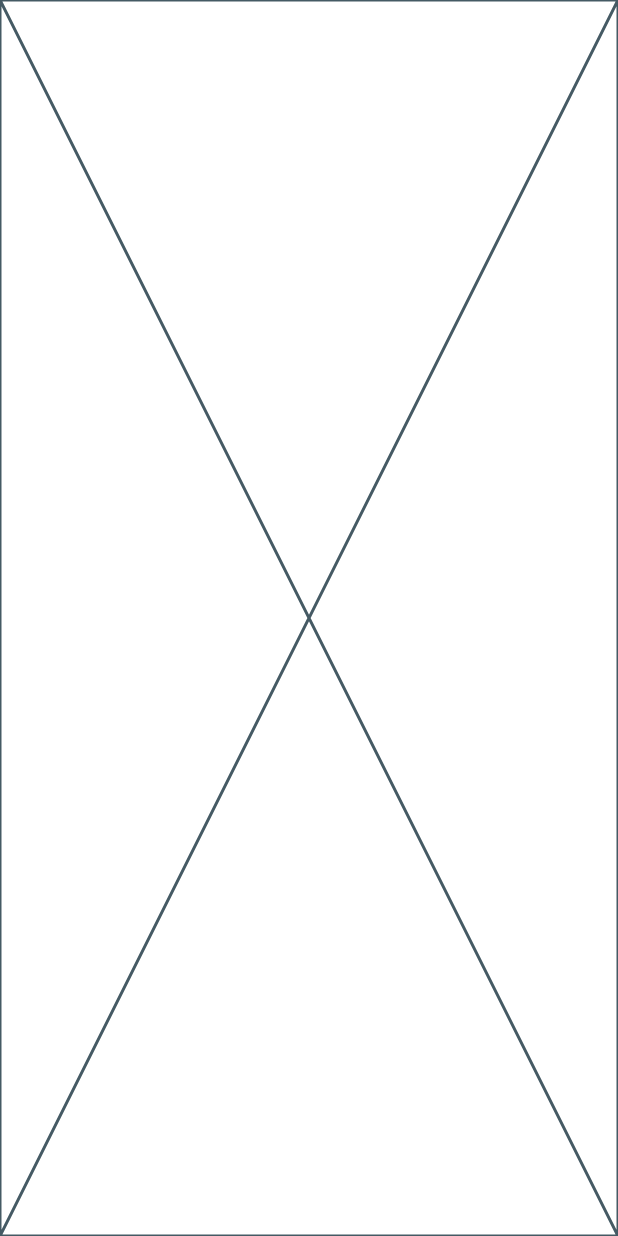
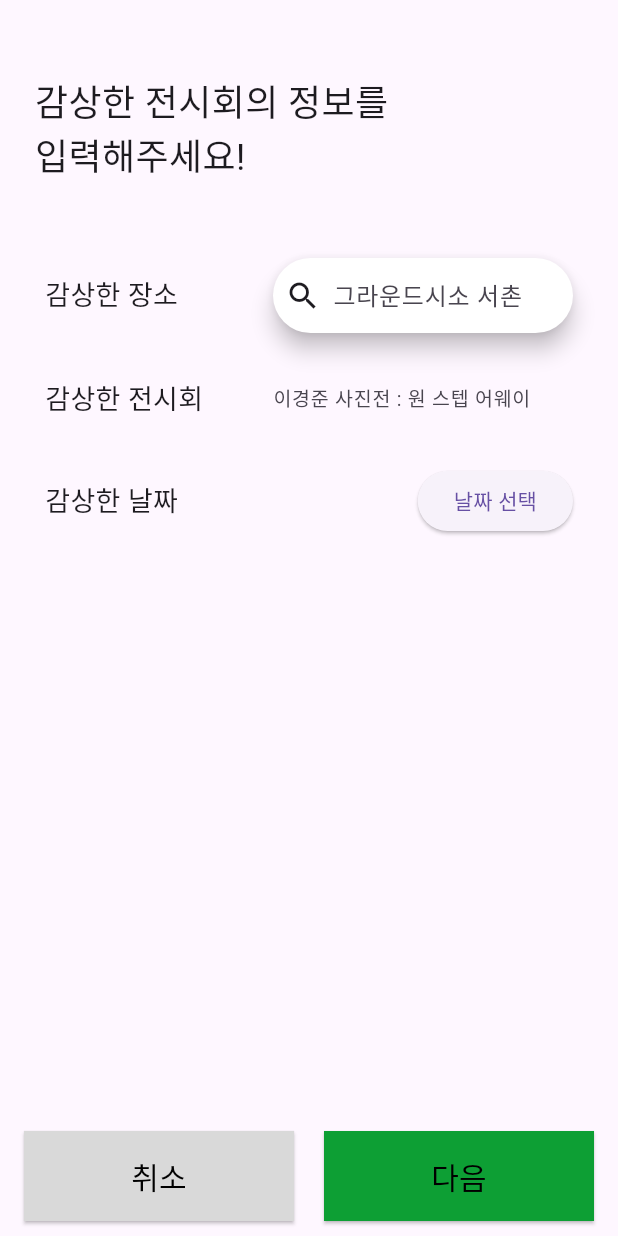
Before and after one commit to kmu-koss/2025-02-Flutter-Study, a Flutter app: the screen it shows after launch, scrolled down 56 dp, after a tap on the "add" icon, on a phone screen of 412 x 824 dp. Run offline on Flutter 3.47's test engine with Material 3 defaults, Android fonts, the phone set to English and light mode, and no system bars; our stand-ins replace get; Roboto replaces fonts that are missing (Pretendard-Regular, Pretendard-SemiBold).

Commit message:
[FEAT] 기록 추가 첫번째 페이지

```diff
--- a/lib/screens/create/create_1.dart
+++ b/lib/screens/create/create_1.dart
@@ -1,10 +1,172 @@
 import 'package:flutter/material.dart';
+import 'package:get/get.dart';
+
+import '../exhibition/exhibition_main.dart';
 
 class Create1 extends StatelessWidget {
   const Create1({super.key});
 
   @override
   Widget build(BuildContext context) {
-    return const Placeholder();
+    return Scaffold(
+      body: Column(
+        children: [
+          const Padding(
+            padding: EdgeInsets.only(right: 130, top: 50),
+            child: Text(
+              "감상한 전시회의 정보를\n입력해주세요!",
+              style: TextStyle(
+                fontFamily: "Pretendard-SemiBold",
+                fontSize: 24
+              ),
+            ),
+          ),
+
+          const SizedBox(height: 50),
+
+          const Row(
+            mainAxisAlignment: MainAxisAlignment.spaceBetween,
+            children: [
+              Padding(
+                padding: EdgeInsets.only(left: 30),
+                child: Text(
+                  "감상한 장소",
+                  style: TextStyle(
+                      fontFamily: "Pretendard-Regular",
+                      fontSize: 18
+                  ),
+                ),
+              ),
+              Padding(
+                padding: EdgeInsets.only(right: 30),
+                child: SearchBar(
+                  leading: Icon(Icons.search),
+                  constraints: BoxConstraints(maxWidth: 200, minHeight: 50),
+                  backgroundColor: WidgetStatePropertyAll(Colors.white),
+                  hintText: "그라운드시소 서촌",
+                ),
+              ),
+            ],
+          ),
+          const SizedBox(height: 20),
+          const Row(
+            mainAxisAlignment: MainAxisAlignment.spaceBetween,
+            children: [
+              Padding(
+                padding: EdgeInsets.only(left: 30),
+                child: Text(
+                  "감상한 전시회",
+                  style: TextStyle(
+                      fontFamily: "Pretendard-Regular",
+                      fontSize: 18
+                  ),
+                ),
+              ),
+              Padding(
+                padding: EdgeInsets.only(right: 30),
+                child: SizedBox(
+                  width: 200,
+                  child: TextField(
+                    style: TextStyle(fontSize: 13),
+                    decoration: InputDecoration(
+                      border: InputBorder.none,
+                      hintText: "이경준 사진전 : 원 스텝 어웨이"
+                    ),
+                  ),
+                ),
+              ),
+            ],
+          ),
+          const SizedBox(height: 20),
+          Row(
+            mainAxisAlignment: MainAxisAlignment.spaceBetween,
+            children: [
+              const Padding(
+                padding: EdgeInsets.only(left: 30),
+                child: Text(
+                  "감상한 날짜",
+                  style: TextStyle(
+                      fontFamily: "Pretendard-Regular",
+                      fontSize: 18
+                  ),
+                ),
+              ),
+              Padding(
+                padding: const EdgeInsets.only(right: 30),
+                child: ElevatedButton(
+                    onPressed: () => _selectDate(context),
+                    child: const Text("날짜 선택")
+                ),
+              ),
+            ],
+          ),
+        ],
+      ),
+
+      bottomNavigationBar: Padding(
+        padding: const EdgeInsets.only(bottom: 10),
+        child: Row(
+          mainAxisAlignment: MainAxisAlignment.center,
+          children: [
+            SizedBox(
+              width: 180,
+              height: 60,
+              child: ElevatedButton(
+                style: ElevatedButton.styleFrom(
+                  shape: RoundedRectangleBorder(
+                    borderRadius: BorderRadius.circular(0),
+                  ),
+                  backgroundColor: const Color(0xffD9D9D9),
+                  foregroundColor: Colors.black,
+                ),
+                onPressed: () {
+                  Get.off(() => const ExhibitionMain());
+                },
+                child: const Text(
+                  "취소",
+                  style: TextStyle(
+                    fontFamily: "Pretendard-Regular",
+                    fontSize: 20,
+                  ),
+                ),
+              ),
+            ),
+            const SizedBox(width: 20),
+            SizedBox(
+              width: 180,
+              height: 60,
+              child: ElevatedButton(
+                style: ElevatedButton.styleFrom(
+                  shape: RoundedRectangleBorder(
+                    borderRadius: BorderRadius.circular(0),
+                  ),
+                  backgroundColor: const Color(0xff0D9F34),
+                  foregroundColor: Colors.black,
+                ),
+                onPressed: () {
+                  Get.to(() => const ExhibitionMain());
+                },
+                child: const Text(
+                  "다음",
+                  style: TextStyle(
+                    fontFamily: "Pretendard-Regular",
+                    fontSize: 20,
+                  ),
+                ),
+              ),
+            ),
+          ],
+        ),
+      ),
+    );
   }
 }
+
+Future<void> _selectDate(BuildContext context) async {
+  final DateTime? picked = await showDatePicker(
+    context: context,
+    initialDate: DateTime.now(),
+    firstDate: DateTime(2000),
+    lastDate: DateTime(2100),
+  );
+}
--- a/lib/screens/exhibition/exhibition_main.dart
+++ b/lib/screens/exhibition/exhibition_main.dart
@@ -127,7 +127,7 @@
           backgroundColor: const Color(0xff0D9F34),
           child: const Icon(Icons.add, color: Colors.white),
           onPressed: () {
-            Get.off(() => const Create1());
+            Get.to(() => const Create1());
           }
         ),
       ),
```
Also changed, not shown: lib/screens/create/create_2.dart (added).
